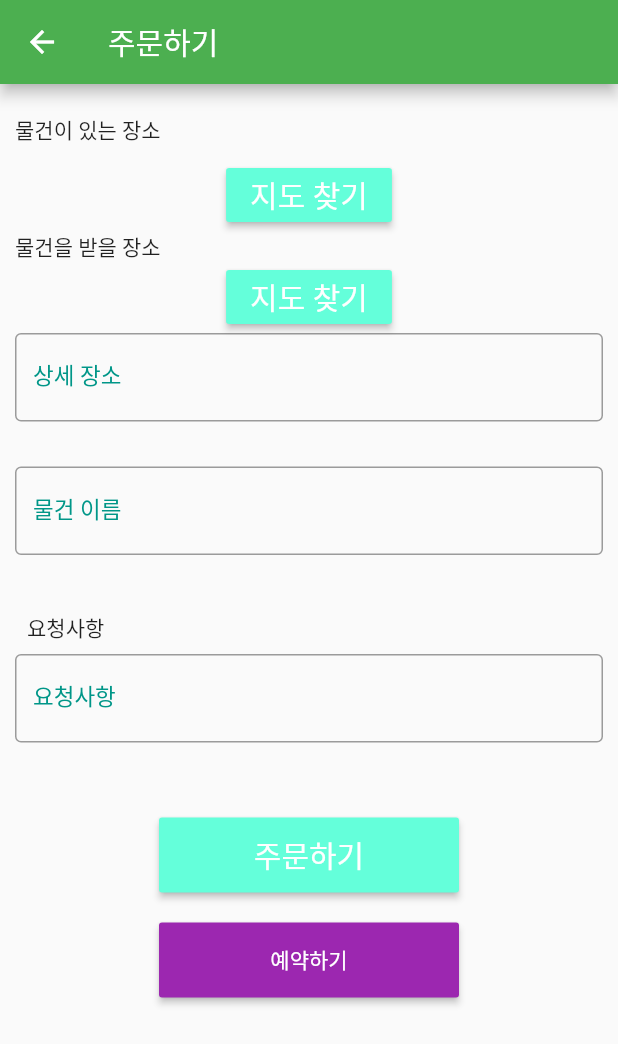
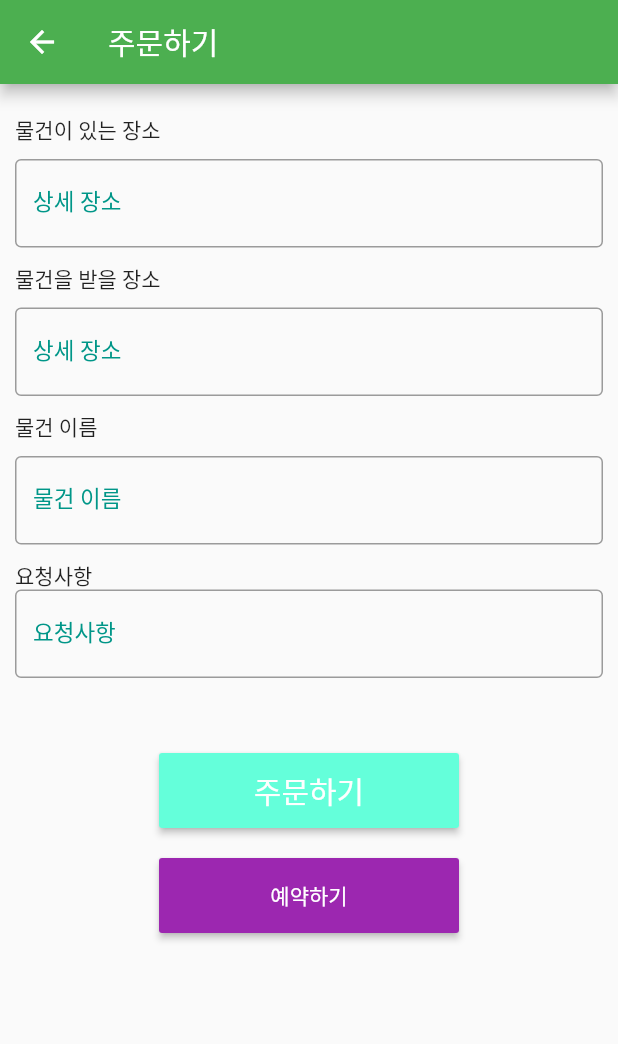
Before and after one commit to Luvxy/delivery, a Flutter app: the ScreenB screen opened by its route, on a phone screen of 412 x 824 dp. Shown: the top 1044 px of the screen. Run offline on Flutter 3.47's test engine with Material 2 defaults, Android fonts, the phone set to English and light mode, and no system bars; our stand-ins replace cloud_firestore, firebase_auth, firebase_core, firebase_database, firebase_storage, google_maps_flutter and 2 more; missing offline and left inert: firebase_auth_web, firebase_core_web; accounts and stored records are empty; Roboto replaces fonts that are missing (Montserrat).

```diff
--- a/lib/ScreenB.dart
+++ b/lib/ScreenB.dart
@@ -55,7 +55,8 @@ class _ScreenBState extends State<ScreenB> {
   String _selectedTime = '';
   TextEditingController object = TextEditingController();
   TextEditingController controller2 = TextEditingController();
-  TextEditingController controller3 = TextEditingController();
+  TextEditingController strPlace = TextEditingController();
+  TextEditingController ppPlace = TextEditingController();
   FirebaseFirestore firestore = FirebaseFirestore.instance;
 
   @override
@@ -105,60 +106,39 @@ class _ScreenBState extends State<ScreenB> {
                                 SizedBox(
                                   height: 10,
                                 ),
-                                Container(
-                                  child: Column(
-                                    children: [
-                                      RaisedButton(
-                                        child: Text(
-                                          '지도 찾기',
-                                          style: TextStyle(
-                                              color: Colors.white,
-                                              fontSize: 20),
+                                TextField(
+                                  controller: strPlace,
+                                  decoration: InputDecoration(labelText: '상세 장소'),
+                                  keyboardType:
+                                  TextInputType.emailAddress,
                                 ),
-                                        color: Theme
-                                            .of(context)
-                                            .accentColor,
-                                        onPressed: () {
-                                          Navigator.pushNamed(context, '/map');
-                                        },
-                                      ),
-                                    ],
-                                  ),
+                                SizedBox(
+                                  height: 10,
                                 ),
                                 SizedBox(
                                   width: 400,
                                   height: 20,
                                   child: Text('물건을 받을 장소'),
                                 ),
-                                Container(
-                                  child: Column(
-                                    children: [
-                                      RaisedButton(
-                                        child: Text(
-                                          '지도 찾기',
-                                          style: TextStyle(
-                                              color: Colors.white,
-                                              fontSize: 20),
-                                        ),
-                                        color: Theme
-                                            .of(context)
-                                            .accentColor,
-                                        onPressed: () {
-                                          Navigator.pushNamed(context, '/map');
-                                        },
+                                SizedBox(
+                                  height: 10,
                                 ),
                                 TextField(
-                                        controller: controller3,
-                                        decoration:
-                                        InputDecoration(labelText: '상세 장소'),
+                                  controller: ppPlace,
+                                  decoration: InputDecoration(labelText: '상세 장소'),
                                   keyboardType:
                                   TextInputType.emailAddress,
                                 ),
-                                    ],
-                                  ),
+                                SizedBox(
+                                  height: 10,
                                 ),
                                 SizedBox(
-                                  height: 30,
+                                  width: 400,
+                                  height: 20,
+                                  child: Text('물건 이름'),
+                                ),
+                                SizedBox(
+                                  height: 10,
                                 ),
                                 TextField(
                                   controller: object,
@@ -167,15 +147,12 @@ class _ScreenBState extends State<ScreenB> {
                                   keyboardType: TextInputType.emailAddress,
                                 ),
                                 SizedBox(
-                                  height: 30,
+                                  height: 10,
                                 ),
-                                Padding(
-                                  padding: const EdgeInsets.all(8.0),
-                                  child: SizedBox(
+                                SizedBox(
                                   width: 400,
                                   height: 20,
                                   child: Text('요청사항'),
-                                  ),
                                 ),
                                 TextField(
                                   controller: controller2,
@@ -205,12 +182,13 @@ class _ScreenBState extends State<ScreenB> {
                                           showSnackBar2(context);
                                           order(
                                             object.text,
-                                            controller3.text,
+                                            ppPlace.text,
                                             controller2.text,
                                             context,);
+                                          //해당 유저의 doc의 count 업데이트
+                                          update();
                                           Navigator.pop(context);
                                           showComplete(context);
-                                          update();
                                         }
                                       }),
                                 ),
@@ -240,10 +218,11 @@ class _ScreenBState extends State<ScreenB> {
                                                 .minute}';
                                             order2(
                                                 object.text,
-                                                controller3.text,
+                                                ppPlace.text,
                                                 _selectedTime,
                                                 controller2.text,
                                                 context);
+                                            //해당 유저의 doc의 count 업데이트
                                             update();
                                             Navigator.pop(context);
                                             showComplete2(
```
Also changed, not shown: lib/order.dart (+8 -21 lines). Lines whose indentation alone changed are shown as unchanged.
